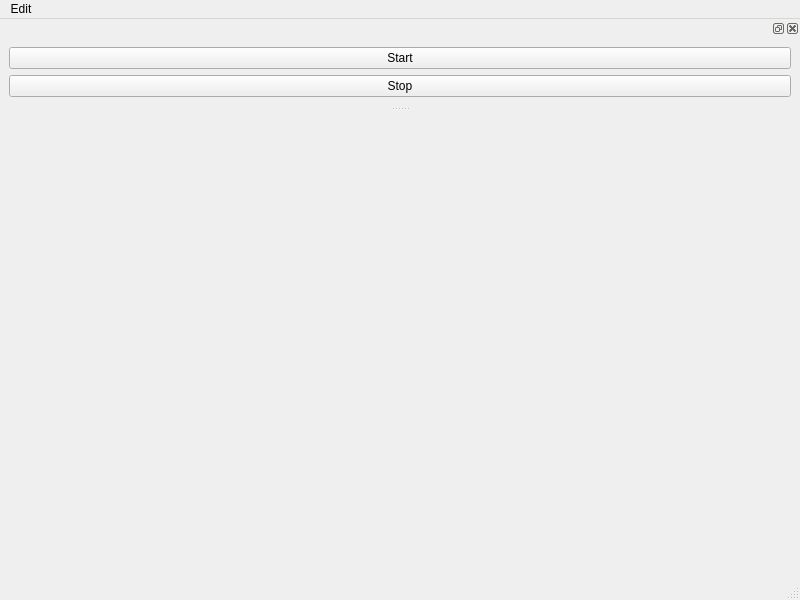
Before: the Qt Designer form GUI/lottery/Qt/UI/MainWindow.ui in FengYusheng/MyUtils, drawn with Qt 5.
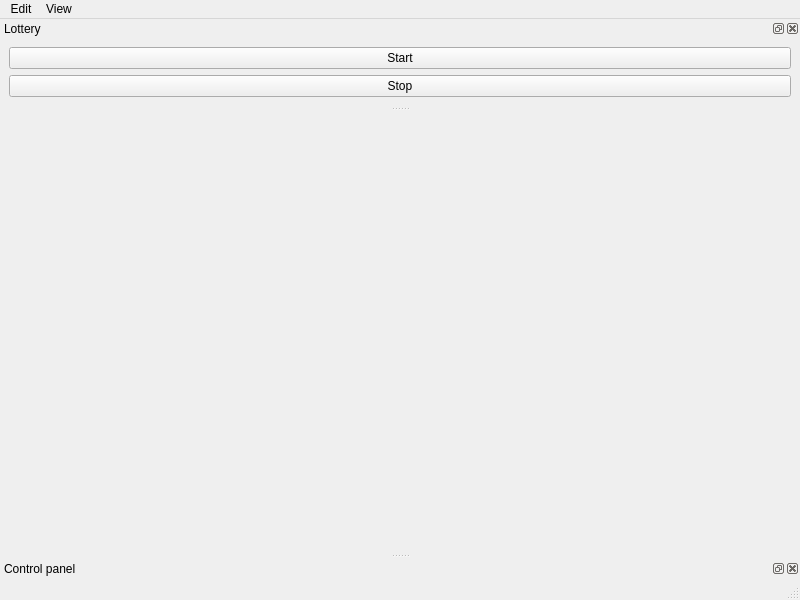
After: the same form once the commit is applied.

```diff
--- a/GUI/lottery/Qt/UI/MainWindow.ui
+++ b/GUI/lottery/Qt/UI/MainWindow.ui
@@ -20,7 +20,7 @@
      <x>0</x>
      <y>0</y>
      <width>800</width>
-     <height>23</height>
+     <height>21</height>
     </rect>
    </property>
    <widget class="QMenu" name="editMenu">
@@ -28,10 +28,19 @@
      <string>Edit</string>
     </property>
    </widget>
+   <widget class="QMenu" name="viewMenu">
+    <property name="title">
+     <string>View</string>
+    </property>
+   </widget>
    <addaction name="editMenu"/>
+   <addaction name="viewMenu"/>
   </widget>
   <widget class="QStatusBar" name="statusbar"/>
-  <widget class="QDockWidget" name="controlDock">
+  <widget class="QDockWidget" name="lotteryDock">
+   <property name="windowTitle">
+    <string>Lottery</string>
+   </property>
    <attribute name="dockWidgetArea">
     <number>4</number>
    </attribute>
@@ -54,6 +63,18 @@
     </layout>
    </widget>
   </widget>
+  <widget class="QDockWidget" name="controlDock">
+   <property name="floating">
+    <bool>true</bool>
+   </property>
+   <property name="windowTitle">
+    <string>Control panel</string>
+   </property>
+   <attribute name="dockWidgetArea">
+    <number>8</number>
+   </attribute>
+   <widget class="QWidget" name="dockWidgetContents_3"/>
+  </widget>
  </widget>
  <resources/>
  <connections/>
```
